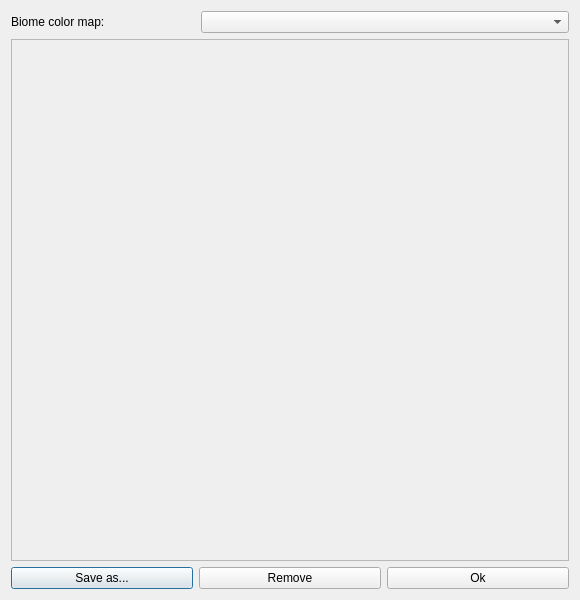
Qt form src/biomecolordialog.ui (Cubitect/cubiomes-viewer) before a commit.
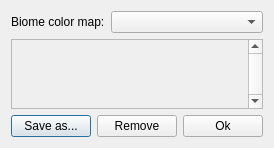
The same form after that commit. Icons and pictures are not drawn.

Commit message: Tweaks on widget sizes and UI * changed layout of preferences * removed geometry attributes from ui

Diff of the .ui file:
```diff
--- a/src/biomecolordialog.ui
+++ b/src/biomecolordialog.ui
@@ -2,14 +2,6 @@
 <ui version="4.0">
  <class>BiomeColorDialog</class>
  <widget class="QDialog" name="BiomeColorDialog">
-  <property name="geometry">
-   <rect>
-    <x>0</x>
-    <y>0</y>
-    <width>580</width>
-    <height>600</height>
-   </rect>
-  </property>
   <property name="windowTitle">
    <string>Biome Color Editor</string>
   </property>
@@ -55,18 +47,13 @@
    </item>
    <item row="1" column="0" colspan="3">
     <widget class="QScrollArea" name="scrollArea">
+     <property name="verticalScrollBarPolicy">
+      <enum>Qt::ScrollBarAlwaysOn</enum>
+     </property>
      <property name="widgetResizable">
       <bool>true</bool>
      </property>
      <widget class="QWidget" name="scrollAreaWidgetContents">
-      <property name="geometry">
-       <rect>
-        <x>0</x>
-        <y>0</y>
-        <width>562</width>
-        <height>521</height>
-       </rect>
-      </property>
       <property name="styleSheet">
        <string notr="true">text-align: left; padding: 2px;</string>
       </property>
```
The commit also changes 23 other files.
